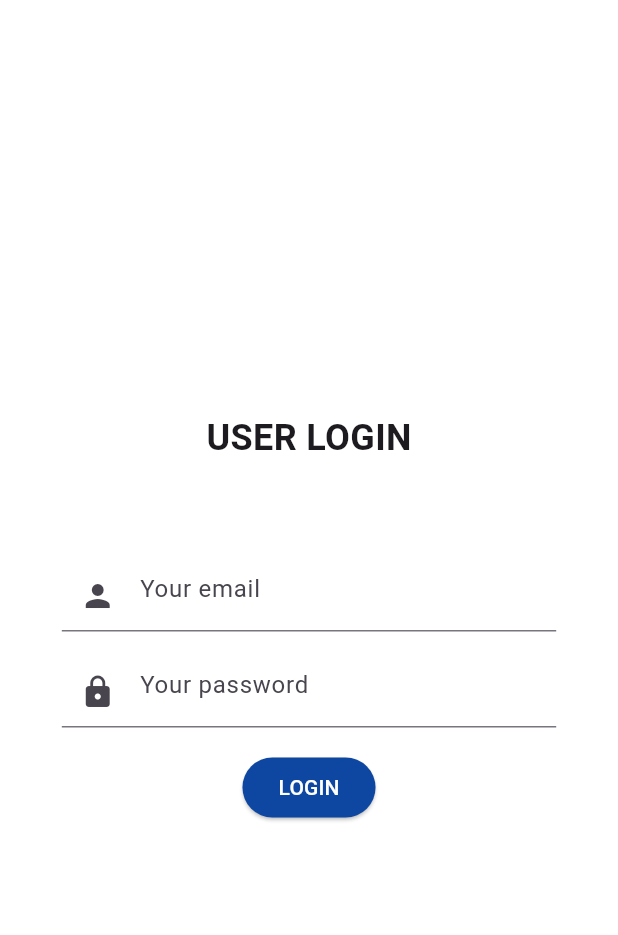
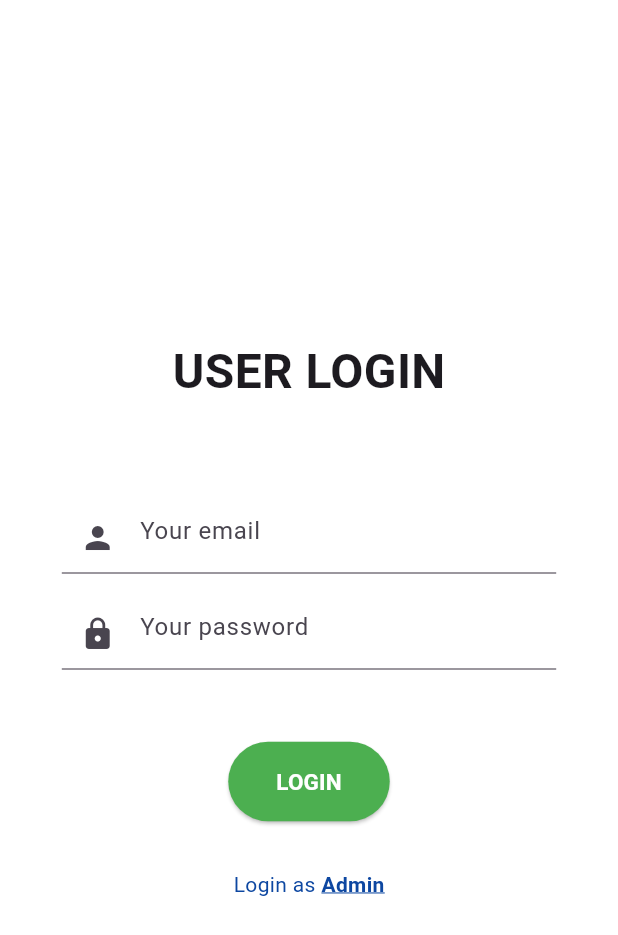
Before and after one commit to ftynfrhn/case-study-1, a Flutter app: the screen it shows after launch, on a phone screen of 412 x 824 dp. Shown: the top 935 px of the screen. Run offline on Flutter 3.47's test engine with Material 3 defaults, Android fonts, the light colour scheme and no system bars.

Commit message:
login admin options

```diff
--- /dev/null
+++ b/lib/Component/admin_user_check.dart
@@ -0,0 +1,37 @@
+import 'package:flutter/material.dart';
+import '../../../constants.dart';
+
+class AdminUserCheck extends StatelessWidget {
+  final bool login;
+  final Function? press;
+  const AdminUserCheck({
+    Key? key,
+    this.login = true,
+    required this.press,
+  }) : super(key: key);
+
+  @override
+  Widget build(BuildContext context) {
+    return Row(
+      mainAxisAlignment: MainAxisAlignment.center,
+      children: <Widget>[
+        Text(
+          "Login as ",
+          style: const TextStyle(color: kPrimaryColor),
+        ),
+        GestureDetector(
+          onTap: press as void Function()?,
+          child: Text(
+            login ? "Admin" : "User",
+            style: const TextStyle(
+              color: kPrimaryColor,
+              fontWeight: FontWeight.bold,
+              decoration: TextDecoration.underline,
+              decorationColor: kPrimaryColor,
+            ),
+          ),
+        ),
+      ],
+    );
+  }
+}
--- a/lib/Screens/Login/LoginForm.dart
+++ b/lib/Screens/Login/LoginForm.dart
@@ -1,4 +1,8 @@
 import 'package:flutter/material.dart';
+
+import '../../Component/admin_user_check.dart';
+import '../../constants.dart';
+import 'admin_login.dart';
 
 class LoginForm extends StatelessWidget {
   const LoginForm({Key? key}) : super(key: key);
@@ -11,12 +15,13 @@ class LoginForm extends StatelessWidget {
           TextFormField(
             keyboardType: TextInputType.emailAddress,
             textInputAction: TextInputAction.next,
+            onSaved: (email) {}, // save the email
             decoration: const InputDecoration(
               hintText: "Your email",
               prefixIcon: Icon(Icons.person),
             ),
           ),
-          const SizedBox(height: 16),
+          const SizedBox(height: defaultPadding),
           TextFormField(
             textInputAction: TextInputAction.done,
             obscureText: true,
@@ -25,11 +30,34 @@ class LoginForm extends StatelessWidget {
               prefixIcon: Icon(Icons.lock),
             ),
           ),
-          const SizedBox(height: 16),
+          const SizedBox(height: defaultPadding * 3),
           ElevatedButton(
             onPressed: () {},
-            child: Text("Login".toUpperCase()),
+            style: ElevatedButton.styleFrom(
+              backgroundColor: Colors.green,
+              padding: const EdgeInsets.symmetric(
+                horizontal: defaultPadding * 2,
+                vertical: defaultPadding,
+              ),
+            ),
+            child: Text("Login".toUpperCase(),
+              style: const TextStyle(
+                fontSize: 15,
+                fontWeight: FontWeight.w600,
+                color: Colors.white,
+              ),
+            ),
           ),
+          const SizedBox(height: defaultPadding * 2),
+          AdminUserCheck(
+            press: () {
+              Navigator.push(
+                context,
+                MaterialPageRoute(builder: (context) {
+                  return const AdminLogin();
+                })
+              );
+          })
         ],
       ),
     );
--- a/lib/Screens/Login/admin_login.dart
+++ b/lib/Screens/Login/admin_login.dart
@@ -0,0 +1,23 @@
+import 'package:flutter/material.dart';
+
+import '../../Component/background.dart';
+import '../../../constants.dart';
+import '../../Responsive.dart';
+import 'LoginForm.dart';
+
+// ana roughly create ni sebab nak avoid error, edit la
+class AdminLogin extends StatelessWidget {
+  const AdminLogin({Key? key}) : super(key: key);
+
+  @override
+  Widget build(BuildContext context) {
+    return const Background(
+      child: SingleChildScrollView(
+        // child: Responsive(
+        //   mobile: MobileLoginScreen(),
+        //   desktop: DesktopLoginScreen(),
+        // ),
+      ),
+    );
+  }
+}
--- a/lib/Screens/Login/user_login.dart
+++ b/lib/Screens/Login/user_login.dart
@@ -1,8 +1,8 @@
 import 'package:flutter/material.dart';
+import '../../Responsive.dart';
 
-import '../../../background.dart';
+import '../../Component/background.dart';
 import '../../../constants.dart';
-import '../../Responsive.dart';
 import 'LoginForm.dart';
 
 class UserLogin extends StatelessWidget {
@@ -12,10 +12,12 @@ class UserLogin extends StatelessWidget {
   Widget build(BuildContext context) {
     return const Background(
       child: SingleChildScrollView(
-        child: Responsive(
+        child: SafeArea(
+          child: Responsive(
           mobile: MobileLoginScreen(),
           desktop: DesktopLoginScreen(),
         ),
+        )
       ),
     );
   }
@@ -47,6 +49,7 @@ class MobileLoginScreen extends StatelessWidget {
   }
 }
 
+
 class DesktopLoginScreen extends StatelessWidget {
   const DesktopLoginScreen({
     Key? key,
@@ -55,12 +58,13 @@ class DesktopLoginScreen extends StatelessWidget {
   @override
   Widget build(BuildContext context) {
     return Row(
+      mainAxisAlignment: MainAxisAlignment.end,
       children: [
         Expanded(
           child: LoginScreenTopImage(),
         ),
         Expanded(
-          child: Row(
+          child: Column(
             mainAxisAlignment: MainAxisAlignment.center,
             children: [
               SizedBox(
@@ -82,19 +86,13 @@ class LoginScreenTopImage extends StatelessWidget {
 
   @override
   Widget build(BuildContext context) {
-    return Column(
+    return const Column(
       children: [
-        const Text(
+        Text(
           "USER LOGIN",
-          style: TextStyle(fontWeight: FontWeight.bold, fontSize: 24),
+          style: TextStyle(fontWeight: FontWeight.bold, fontSize: 32),
         ),
-        const SizedBox(height: defaultPadding * 2),
-        Row(
-          children: [
-            const Spacer(),
-          ],
-        ),
-        const SizedBox(height: defaultPadding * 2),
+        SizedBox(height: defaultPadding * 4),
       ],
     );
   }
```
Also changed, not shown: lib/Component/background.dart (renamed from lib/background.dart).
